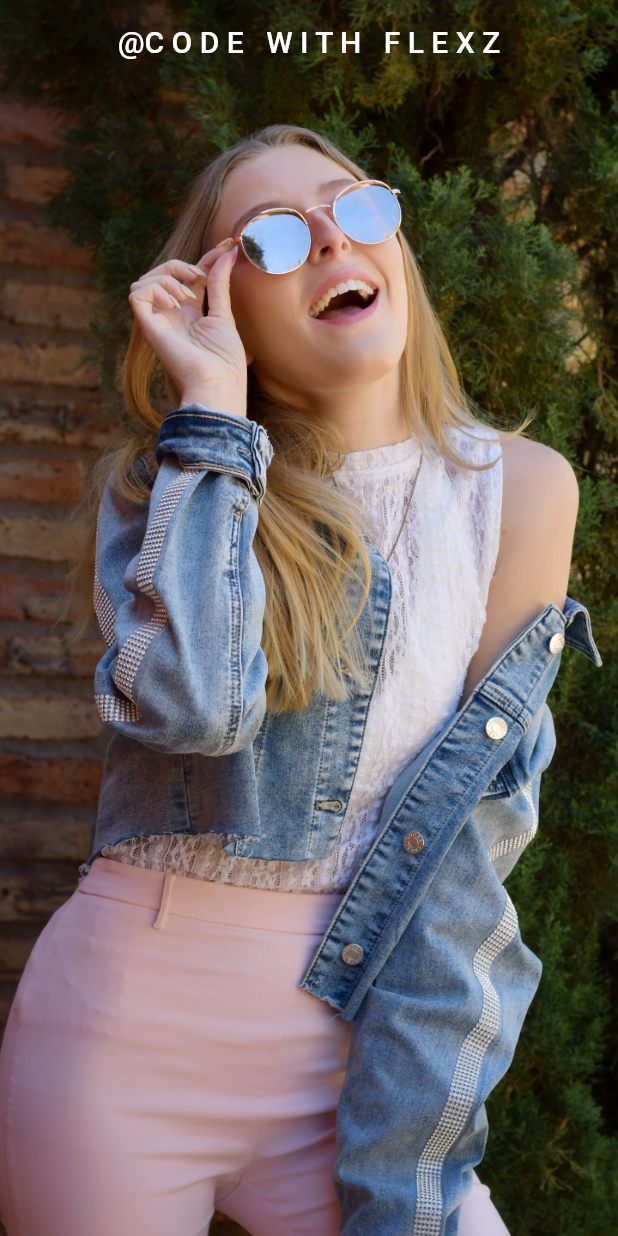
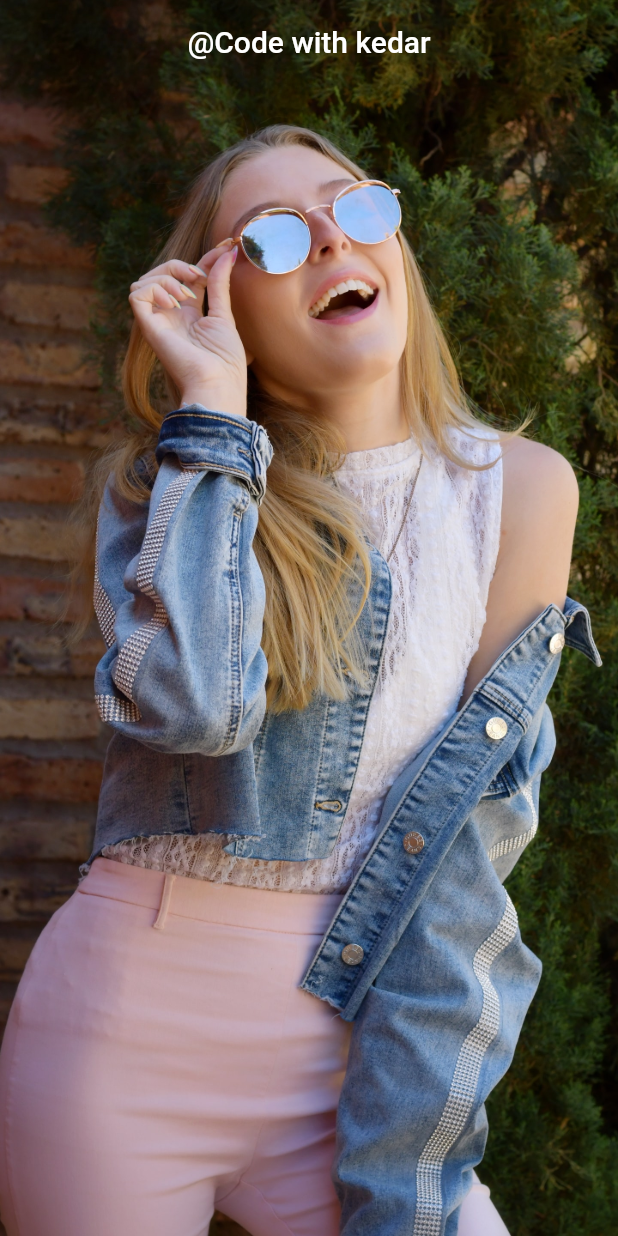
Before and after one commit to KedarSoni/swip_image_animation, a Flutter app: the screen it shows after launch, swiped to page 5, on a phone screen of 412 x 824 dp. Run offline on Flutter 3.47's test engine with Material 2 defaults, Android fonts, the phone set to English and light mode, and no system bars; drawn by our look-alikes of liquid_swipe.

Commit message:
Update main.dart

```diff
--- a/lib/main.dart
+++ b/lib/main.dart
@@ -67,7 +67,7 @@ class LiquidSwipeScreen extends StatelessWidget {
       child: Scaffold(
         extendBodyBehindAppBar: true,
         appBar: AppBar(
-          title: Text("@C O D E   W I T H   F L E X Z"),
+          title: Text("@Code with kedar"),
           elevation: 0,
           centerTitle: true,
           backgroundColor: Colors.transparent,
```
